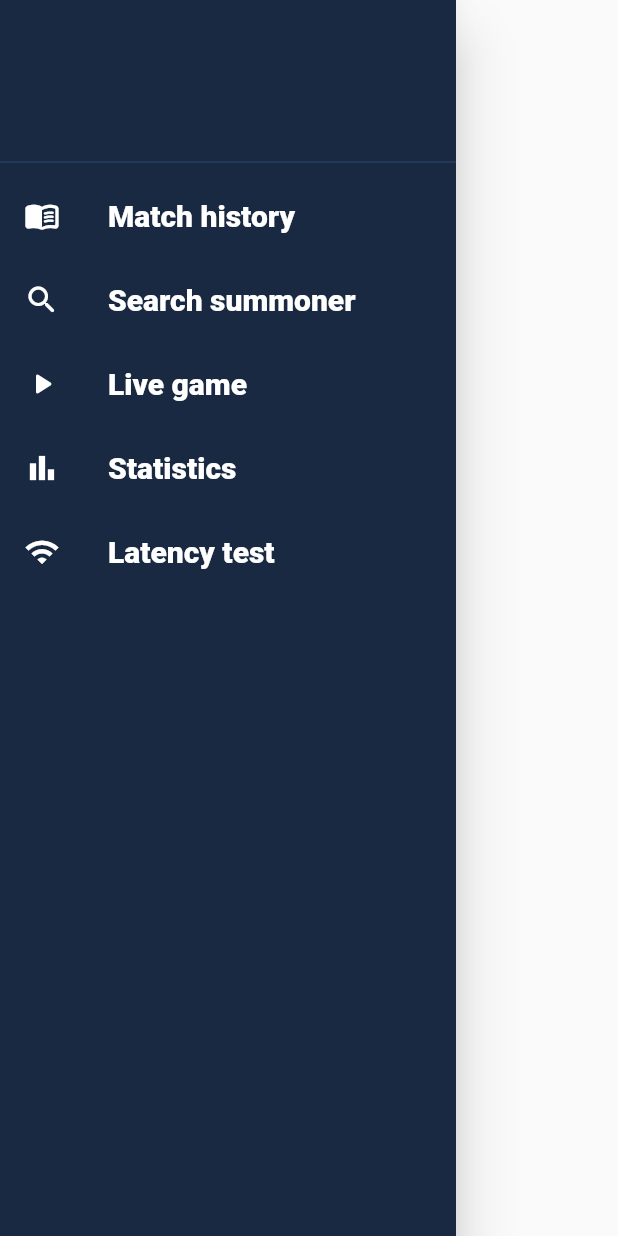
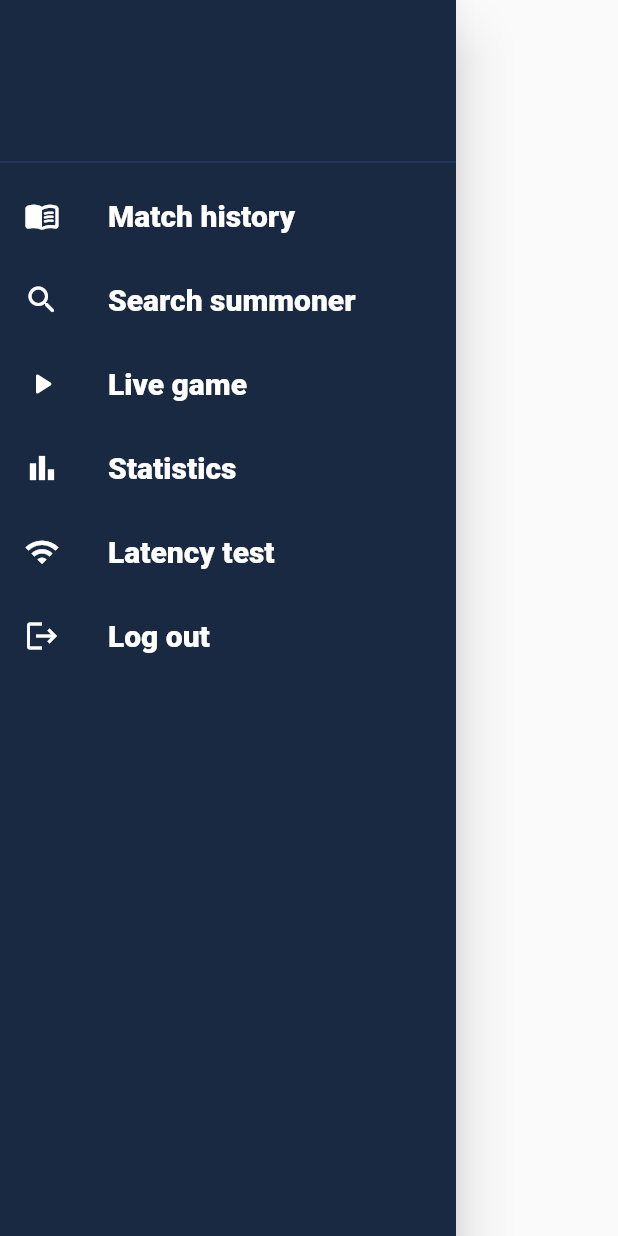
Before and after one commit to gonzalogordyn/tp_tdl, a Flutter app: the NavigationDrawer widget shown alone on an empty page, opened directly, on a phone screen of 412 x 824 dp. Run offline on Flutter 3.47's test engine with Material 2 defaults, Android fonts, the phone set to English and light mode, and no system bars; our stand-ins replace google_fonts, shared_preferences; accounts and stored records are empty; network calls fail.

Commit message:
feat: Agrego logout

```diff
--- a/lib/views/navigation_drawer.dart
+++ b/lib/views/navigation_drawer.dart
@@ -1,4 +1,5 @@
 import 'package:flutter/material.dart';
+import 'package:shared_preferences/shared_preferences.dart';
 
 class NavigationDrawer extends StatelessWidget {
   const NavigationDrawer({Key? key}) : super(key: key);
@@ -33,9 +34,18 @@ class NavigationDrawer extends StatelessWidget {
                       onClicked: (){}
                     ),
                     buildMenuItem(
-                      text: 'Latency test',
-                      icon: Icons.wifi,
-                      onClicked: (){}
+                        text: 'Latency test',
+                        icon: Icons.wifi,
+                        onClicked: (){}
+                    ),
+                    buildMenuItem(
+                        text: 'Log out',
+                        icon: Icons.logout,
+                        onClicked: () async {
+                            final prefs = await SharedPreferences.getInstance();
+                            await prefs.remove("accounts");
+                            Navigator.of(context).popUntil(ModalRoute.withName("/summonerinput"));
+                        }
                     ),
                   ],
             )
```
